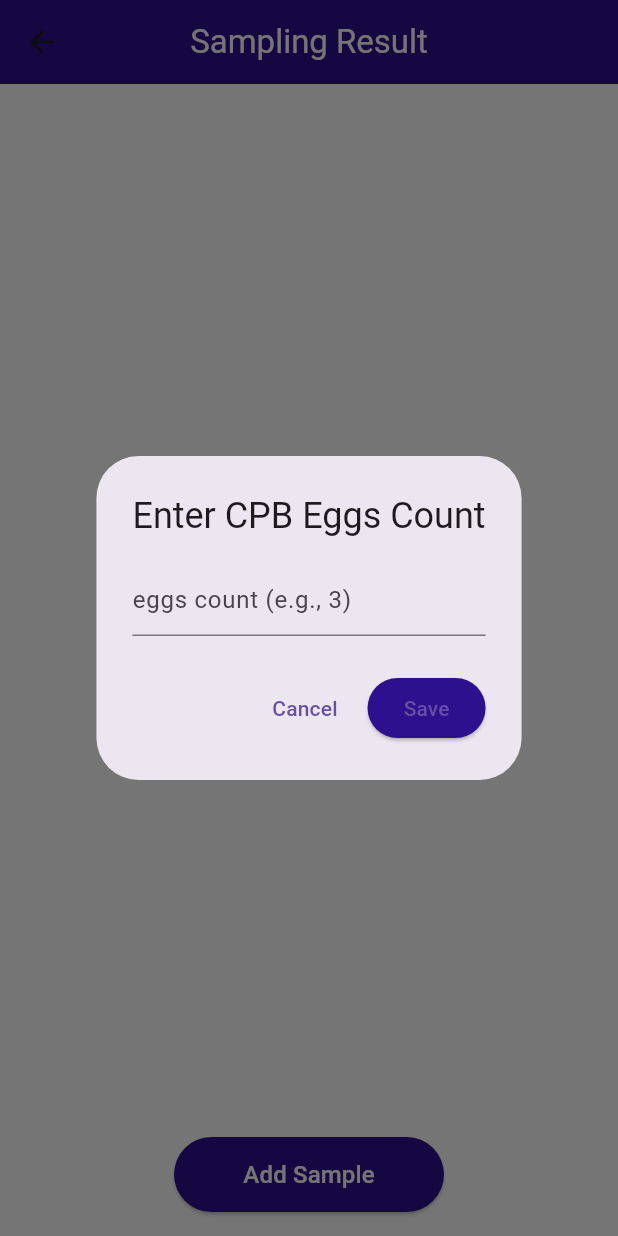
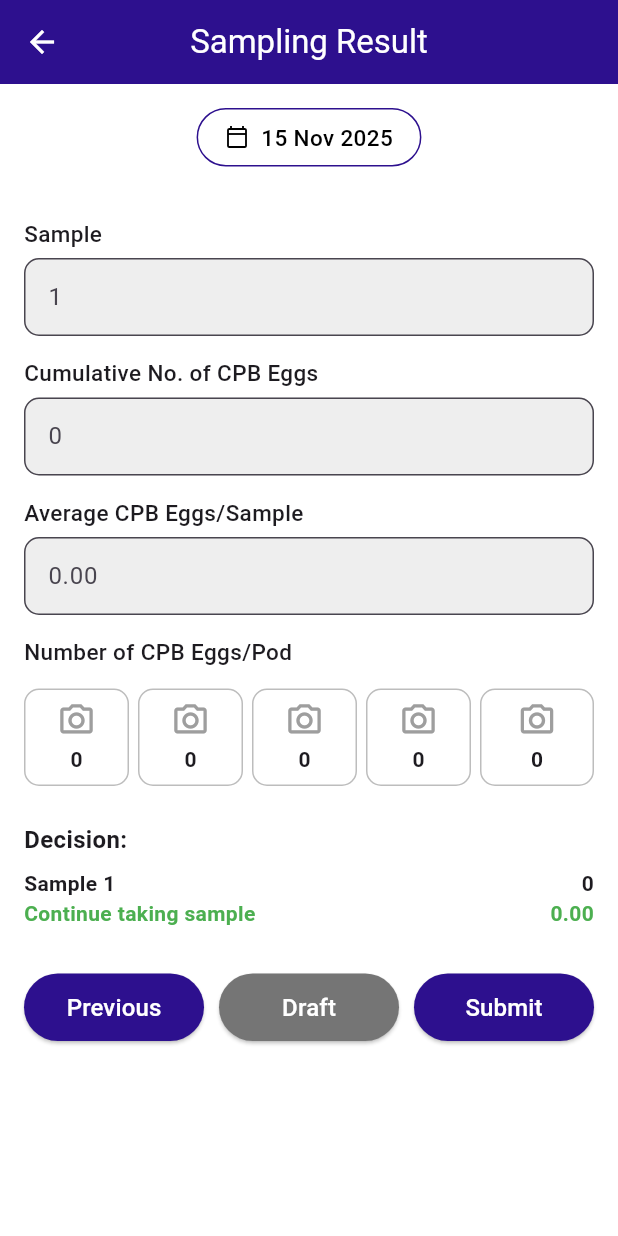
Before and after one commit to JulianVictor/COS40005-Computing-Technology-Project-A, a Flutter app: the SampleResultPage screen opened directly, after a tap on "Add Sample", on a phone screen of 412 x 824 dp. Run offline on Flutter 3.47's test engine with Material 3 defaults, Android fonts, the phone set to English and light mode, and no system bars; our stand-ins replace table_calendar.

Commit message:
Updated
scan_dart.dart and sample_resulr.dart

```diff
--- a/lib/sample_result.dart
+++ b/lib/sample_result.dart
@@ -1,4 +1,6 @@
 import 'package:flutter/material.dart';
+import 'package:intl/intl.dart';
+import 'scan_sample.dart';
 
 class SampleResultPage extends StatefulWidget {
   const SampleResultPage({super.key});
@@ -9,146 +11,171 @@ class SampleResultPage extends StatefulWidget {
 
 class _SampleResultPageState extends State<SampleResultPage> {
   final Color purple = const Color(0xFF2D108E);
+  final Color grey = const Color(0xFFBDBDBD);
 
-  List<int> samples = []; // Stores total eggs per sample
-  double eil = 11.59; // Later this will come from previous page or admin
-  int maxSamples = 10;
+  // ✅ Make sure this method is inside the class, not outside
+  String getCurrentDate() {
+    final now = DateTime.now();
+    return "${now.day.toString().padLeft(2, '0')}.${now.month.toString().padLeft(2, '0')}.${now.year}";
+  }
 
-  void _addSample() {
-    if (samples.length >= maxSamples) return;
-
-    final TextEditingController eggController = TextEditingController();
-
-    showDialog(
-      context: context,
-      builder: (_) => AlertDialog(
-        title: const Text("Enter CPB Eggs Count"),
-        content: TextField(
-          controller: eggController,
-          keyboardType: TextInputType.number,
-          decoration: const InputDecoration(
-            hintText: "eggs count (e.g., 3)",
-          ),
-        ),
-        actions: [
-          TextButton(
-            child: const Text("Cancel"),
-            onPressed: () => Navigator.pop(context),
-          ),
-          ElevatedButton(
-            style: ElevatedButton.styleFrom(backgroundColor: purple),
-            child: const Text("Save"),
-            onPressed: () {
-              int eggs = int.tryParse(eggController.text) ?? 0;
-              setState(() => samples.add(eggs));
-              Navigator.pop(context);
-            },
-          ),
-        ],
-      ),
-    );
-  }
 
   @override
   Widget build(BuildContext context) {
-    int cumulative = samples.fold(0, (a, b) => a + b);
-    double average = samples.isNotEmpty ? cumulative / samples.length : 0;
-    bool treat = average >= eil;
-
     return Scaffold(
       backgroundColor: Colors.white,
       appBar: AppBar(
         backgroundColor: purple,
+        leading: IconButton(
+          icon: const Icon(Icons.arrow_back, color: Colors.white),
+          onPressed: () => Navigator.pop(context),
+        ),
         centerTitle: true,
         title: const Text("Sampling Result", style: TextStyle(color: Colors.white)),
       ),
 
       body: Padding(
         padding: const EdgeInsets.all(16),
+        child: SingleChildScrollView(
           child: Column(
             crossAxisAlignment: CrossAxisAlignment.start,
             children: [
 
-            // Decision Display
-            if (samples.isNotEmpty) ...[
-              const Text("Decision:", style: TextStyle(fontWeight: FontWeight.bold)),
+              // ✅ Auto Date (current date)
+              Center(
+                child: Container(
+                  padding: const EdgeInsets.symmetric(horizontal: 18, vertical: 8),
+                  decoration: BoxDecoration(
+                    border: Border.all(color: purple, width: 1),
+                    borderRadius: BorderRadius.circular(30),
+                    color: Colors.white,
+                  ),
+                  child: Row(
+                    mainAxisSize: MainAxisSize.min,
+                    children: [
+                      const Icon(Icons.calendar_today_outlined, size: 16, color: Colors.black),
+                      const SizedBox(width: 8),
                       Text(
-                treat ? "Treat" : "Continue taking sample",
-                style: TextStyle(
-                  color: treat ? Colors.red : Colors.green,
-                  fontSize: 18,
-                  fontWeight: FontWeight.bold,
-                ),
-              ),
-              const SizedBox(height: 12),
-            ],
-
-            // Sample List
-            Expanded(
-              child: ListView.builder(
-                itemCount: samples.length,
-                itemBuilder: (_, index) {
-                  int sampleNumber = index + 1;
-                  int eggs = samples[index];
-                  double avg = (cumulative / sampleNumber);
-
-                  bool treatThis = avg >= eil;
-
-                  return Padding(
-                    padding: const EdgeInsets.symmetric(vertical: 6),
-                    child: Row(
-                      mainAxisAlignment: MainAxisAlignment.spaceBetween,
-                      children: [
-                        Column(
-                          crossAxisAlignment: CrossAxisAlignment.start,
-                          children: [
-                            Text("Sample $sampleNumber", style: const TextStyle(fontWeight: FontWeight.bold)),
-                            Text(
-                              treatThis ? "Treat" : "Continue taking sample",
-                              style: TextStyle(
-                                color: treatThis ? Colors.red : Colors.green,
+                        DateFormat('dd MMM yyyy').format(DateTime.now()), // Example: 12 Nov 2025
+                        style: const TextStyle(
+                          fontSize: 15,
+                          color: Colors.black,
                           fontWeight: FontWeight.w500,
                         ),
                       ),
                     ],
                   ),
-                        Column(
-                          crossAxisAlignment: CrossAxisAlignment.end,
-                          children: [
-                            Text("$eggs", style: const TextStyle(fontWeight: FontWeight.bold)),
-                            Text(avg.toStringAsFixed(2)),
-                          ],
-                        ),
-                      ],
-                    ),
-                  );
-                },
                 ),
               ),
 
               const SizedBox(height: 16),
 
-            Row(
-              mainAxisAlignment: MainAxisAlignment.center,
+              // Information Card
+              Card(
+                elevation: 4,
+                shape: RoundedRectangleBorder(borderRadius: BorderRadius.circular(12)),
+                child: const Padding(
+                  padding: EdgeInsets.all(16),
+                  child: Column(
+                    crossAxisAlignment: CrossAxisAlignment.start,
                     children: [
-                SizedBox(
-                  height: 50,
-                  width: 180,
+                      _SectionTitle("🧴 Pesticide Information"),
+                      _ItemText("Pesticide Type:", "-"),
+                      _ItemText("Total Pesticide Cost (RM):", "-"),
+                      _ItemText("Pesticide Price (per Liter):", "-"),
+                      _ItemText("Pesticide Rate per Spray Pump (L):", "-"),
+
+                      SizedBox(height: 12),
+                      _SectionTitle("👷 Labour"),
+                      _ItemText("Daily Labour Cost (RM):", "-"),
+                      _ItemText("Farm Area Sprayed per Day (Hectare):", "-"),
+
+                      SizedBox(height: 12),
+                      _SectionTitle("🌱 Crop and Productivity"),
+                      _ItemText("Wet Cocoa Bean Price (RM/kg):", "-"),
+                      _ItemText("Wet Cocoa Bean Productivity (kg/Hectare):", "-"),
+
+                      SizedBox(height: 12),
+                      _SectionTitle("📅 Pesticide Application Frequency"),
+                      _ItemText("Frequency of Pesticide Use per Year:", "-"),
+
+                      SizedBox(height: 12),
+                      _SectionTitle("📊 Economic Indicators"),
+                      _ItemText("Economic Injury Level (EIL):", "-"),
+                      _ItemText("Constant (K):", "-"),
+
+                      SizedBox(height: 12),
+                      _SectionTitle("🥚 Sampling Data"),
+                      _ItemText("Total Samples Collected:", "-"),
+                      _ItemText("Cumulative Number of CPB Eggs:", "-"),
+
+                      SizedBox(height: 12),
+                      _SectionTitle("✅ Decision"),
+                      _ItemText("Action:", "-"),
+                    ],
+                  ),
+                ),
+              ),
+
+              const SizedBox(height: 30),
+
+              Center(
                 child: ElevatedButton(
                   style: ElevatedButton.styleFrom(
                     backgroundColor: purple,
-                      shape: RoundedRectangleBorder(borderRadius: BorderRadius.circular(30)),
+                    padding: const EdgeInsets.symmetric(horizontal: 40, vertical: 14),
+                    shape: RoundedRectangleBorder(
+                      borderRadius: BorderRadius.circular(30),
                     ),
-                    onPressed: _addSample,
-                    child: const Text("Add Sample", style: TextStyle(color: Colors.white, fontSize: 16)),
+                  ),
+                  onPressed: () {
+                    Navigator.push(
+                      context,
+                      MaterialPageRoute(builder: (context) => const ScanSamplePage()),
+                    );
+                  },
+                  child: const Text(
+                    "Add Sample",
+                    style: TextStyle(color: Colors.white, fontSize: 16),
+                  ),
                 ),
               ),
             ],
           ),
-
-          ],
         ),
       ),
     );
   }
 }
+
+// --- Small helper widgets for cleaner code ---
+class _SectionTitle extends StatelessWidget {
+  final String title;
+  const _SectionTitle(this.title);
+
+  @override
+  Widget build(BuildContext context) {
+    return Text(title,
+        style: const TextStyle(fontWeight: FontWeight.bold, fontSize: 15));
+  }
+}
+
+class _ItemText extends StatelessWidget {
+  final String label;
+  final String value;
+  const _ItemText(this.label, this.value);
+
+  @override
+  Widget build(BuildContext context) {
+    return Padding(
+      padding: const EdgeInsets.only(top: 4),
+      child: Row(
+        mainAxisAlignment: MainAxisAlignment.spaceBetween,
+        children: [
+          Expanded(child: Text(label)),
+          Text(value, style: const TextStyle(fontWeight: FontWeight.w500)),
+        ],
+      ),
+    );
+  }
+}
--- /dev/null
+++ b/lib/scan_sample.dart
@@ -0,0 +1,252 @@
+import 'package:flutter/material.dart';
+import 'package:intl/intl.dart';
+
+class ScanSamplePage extends StatefulWidget {
+  final int sampleNumber; // Passed from previous page
+  const ScanSamplePage({super.key, this.sampleNumber = 1});
+
+  @override
+  State<ScanSamplePage> createState() => _ScanSamplePageState();
+}
+
+class _ScanSamplePageState extends State<ScanSamplePage> {
+  final Color purple = const Color(0xFF2D108E);
+
+  late int sampleNumber;
+  double average = 0;
+  int cumulative = 0;
+  double eil = 11.59;
+
+  // 5 pods data
+  List<int> podResults = List.filled(5, 0);
+
+  @override
+  void initState() {
+    super.initState();
+    sampleNumber = widget.sampleNumber;
+  }
+
+  String getCurrentDate() {
+    return DateFormat('dd.MM.yyyy').format(DateTime.now());
+  }
+
+  void _updateResults() {
+    setState(() {
+      cumulative = podResults.reduce((a, b) => a + b);
+      average = cumulative / podResults.length;
+    });
+  }
+
+  // Placeholder for AI scanning logic
+  Future<void> _scanPod(int index) async {
+    // 🧠 Later this will use camera + AI model to detect eggs
+    // For now we just simulate detected egg count
+    setState(() {
+      podResults[index] = (1 + index * 2); // dummy data for testing
+    });
+    _updateResults();
+  }
+
+  @override
+  Widget build(BuildContext context) {
+    bool treat = average >= eil;
+
+    return Scaffold(
+      backgroundColor: Colors.white,
+      appBar: AppBar(
+        backgroundColor: purple,
+        leading: IconButton(
+          icon: const Icon(Icons.arrow_back, color: Colors.white),
+          onPressed: () => Navigator.pop(context),
+        ),
+        centerTitle: true,
+        title: const Text(
+          "Sampling Result",
+          style: TextStyle(color: Colors.white),
+        ),
+      ),
+
+      body: SingleChildScrollView(
+        padding: const EdgeInsets.all(16),
+        child: Column(
+          crossAxisAlignment: CrossAxisAlignment.start,
+          children: [
+            // 🕒 Real-time date
+            Center(
+              child: Container(
+                padding: const EdgeInsets.symmetric(horizontal: 18, vertical: 8),
+                decoration: BoxDecoration(
+                  border: Border.all(color: purple, width: 1),
+                  borderRadius: BorderRadius.circular(30),
+                  color: Colors.white,
+                ),
+                child: Row(
+                  mainAxisSize: MainAxisSize.min,
+                  children: [
+                    const Icon(Icons.calendar_today_outlined, size: 16, color: Colors.black),
+                    const SizedBox(width: 8),
+                    Text(
+                      DateFormat('dd MMM yyyy').format(DateTime.now()), // Example: 12 Nov 2025
+                      style: const TextStyle(
+                        fontSize: 15,
+                        color: Colors.black,
+                        fontWeight: FontWeight.w500,
+                      ),
+                    ),
+                  ],
+                ),
+              ),
+            ),
+            const SizedBox(height: 20),
+
+            _label("Sample"),
+            _readonlyBox(sampleNumber.toString()),
+
+            _label("Cumulative No. of CPB Eggs"),
+            _readonlyBox(cumulative.toString()),
+
+            _label("Average CPB Eggs/Sample"),
+            _readonlyBox(average.toStringAsFixed(2)),
+
+            _label("Number of CPB Eggs/Pod"),
+            const SizedBox(height: 8),
+            Row(
+              mainAxisAlignment: MainAxisAlignment.spaceBetween,
+              children: List.generate(5, (i) {
+                return Expanded(
+                  child: Padding(
+                    padding: EdgeInsets.only(right: i < 4 ? 6 : 0),
+                    child: GestureDetector(
+                      onTap: () => _scanPod(i),
+                      child: Container(
+                        height: 65,
+                        decoration: BoxDecoration(
+                          borderRadius: BorderRadius.circular(10),
+                          border: Border.all(color: Colors.grey.shade400),
+                        ),
+                        child: Column(
+                          mainAxisAlignment: MainAxisAlignment.center,
+                          children: [
+                            const Icon(Icons.camera_alt_outlined,
+                                size: 26, color: Colors.grey),
+                            const SizedBox(height: 3),
+                            Text(
+                              podResults[i].toString(),
+                              style: const TextStyle(fontWeight: FontWeight.w600),
+                            ),
+                          ],
+                        ),
+                      ),
+                    ),
+                  ),
+                );
+              }),
+            ),
+
+            const SizedBox(height: 24),
+
+            const Text(
+              "Decision:",
+              style: TextStyle(fontWeight: FontWeight.bold, fontSize: 16),
+            ),
+            const SizedBox(height: 8),
+
+            Row(
+              mainAxisAlignment: MainAxisAlignment.spaceBetween,
+              children: [
+                Column(
+                  crossAxisAlignment: CrossAxisAlignment.start,
+                  children: [
+                    Text("Sample $sampleNumber",
+                        style: const TextStyle(fontWeight: FontWeight.bold)),
+                    Text(
+                      treat ? "Treat" : "Continue taking sample",
+                      style: TextStyle(
+                          color: treat ? Colors.red : Colors.green,
+                          fontWeight: FontWeight.bold),
+                    ),
+                  ],
+                ),
+                Column(
+                  crossAxisAlignment: CrossAxisAlignment.end,
+                  children: [
+                    Text(cumulative.toString(),
+                        style: const TextStyle(fontWeight: FontWeight.bold)),
+                    Text(
+                      average.toStringAsFixed(2),
+                      style: TextStyle(
+                        color: treat ? Colors.red : Colors.green,
+                        fontWeight: FontWeight.bold,
+                      ),
+                    ),
+                  ],
+                ),
+              ],
+            ),
+
+            const SizedBox(height: 30),
+
+            Row(
+              mainAxisAlignment: MainAxisAlignment.spaceBetween,
+              children: [
+                _bottomButton("Previous", purple, () => Navigator.pop(context)),
+                const SizedBox(width: 10),
+                _bottomButton("Draft", Colors.grey.shade600, () {}),
+                const SizedBox(width: 10),
+                _bottomButton("Submit", purple, () {
+                  Navigator.pop(context, {
+                    "totalEggs": cumulative,
+                    "average": average,
+                    "decision": average >= eil ? "Treat" : "Continue taking sample",
+                    "pods": podResults,
+                  });
+                }),
+              ],
+            ),
+          ],
+        ),
+      ),
+    );
+  }
+
+  // 🔹 Helper Widgets
+  Widget _label(String text) => Padding(
+    padding: const EdgeInsets.only(top: 14, bottom: 6),
+    child: Text(
+      text,
+      style: const TextStyle(fontWeight: FontWeight.w500, fontSize: 15),
+    ),
+  );
+
+  Widget _readonlyBox(String value) {
+    return TextField(
+      readOnly: true,
+      decoration: InputDecoration(
+        hintText: value,
+        contentPadding:
+        const EdgeInsets.symmetric(horizontal: 12, vertical: 14),
+        border: OutlineInputBorder(borderRadius: BorderRadius.circular(10)),
+        filled: true,
+        fillColor: Colors.grey.shade200,
+      ),
+    );
+  }
+
+  Widget _bottomButton(String text, Color color, VoidCallback onTap) {
+    return Expanded(
+      child: SizedBox(
+        height: 45,
+        child: ElevatedButton(
+          style: ElevatedButton.styleFrom(
+            backgroundColor: color,
+            shape:
+            RoundedRectangleBorder(borderRadius: BorderRadius.circular(30)),
+          ),
+          onPressed: onTap,
+          child: Text(text,
+              style: const TextStyle(color: Colors.white, fontSize: 16)),
+        ),
+      ),
+    );
+  }
+}
```
Lines whose indentation alone changed are shown as unchanged.
